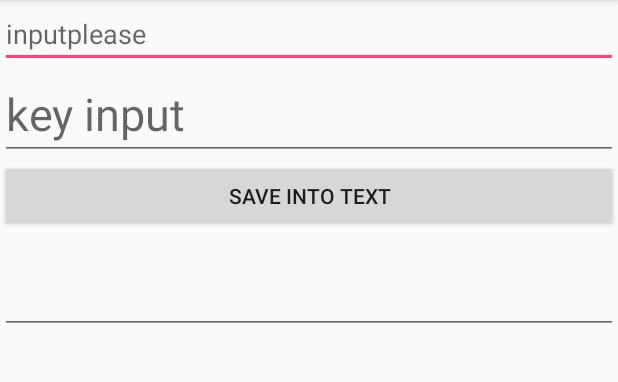
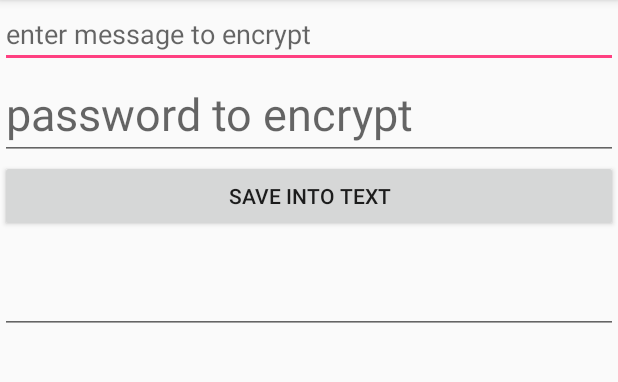
Before and after one commit to ReesRingrose/EncryptionBuddy3, an Android app: the SecondScreen screen opened directly, with no data from a screen before it, on a phone screen of 412 x 824 dp, the part 84-466 px from its top. Run offline under Robolectric (Android 15) with nearby library versions, the phone set to English and light mode, and no system bars.

Commit message:
hint edit

```diff
--- a/app/src/main/res/layout/encrypt_layout.xml
+++ b/app/src/main/res/layout/encrypt_layout.xml
@@ -11,7 +11,7 @@
         android:inputType="textPersonName"
         android:ems="10"
         android:id="@+id/txtInput"
-        android:hint="inputplease" />
+        android:hint="enter message to encrypt" />
 
     <EditText
         android:layout_width="match_parent"
@@ -19,7 +19,7 @@
         android:inputType="textPersonName"
         android:ems="10"
         android:id="@+id/passInput"
-        android:hint="key input"
+        android:hint="password to encrypt "
         android:textSize="30sp" />
 
     <Button
```
Also changed, not shown: 1 other file.
